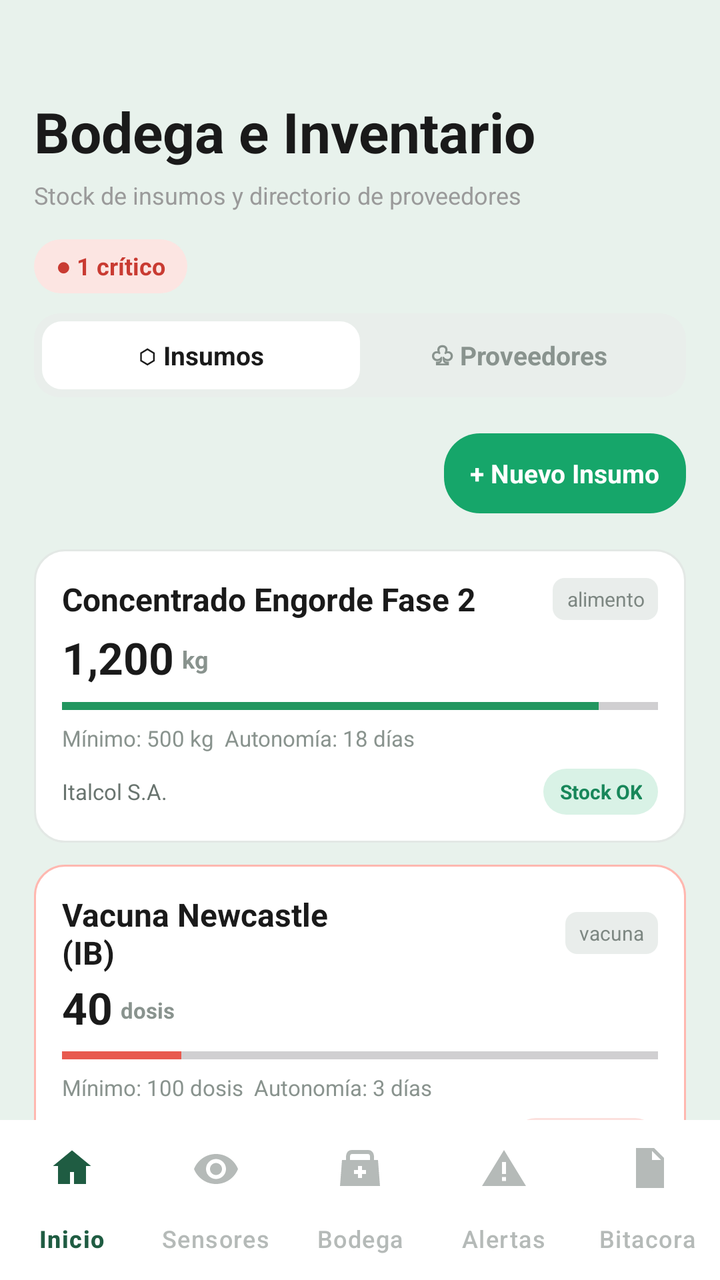
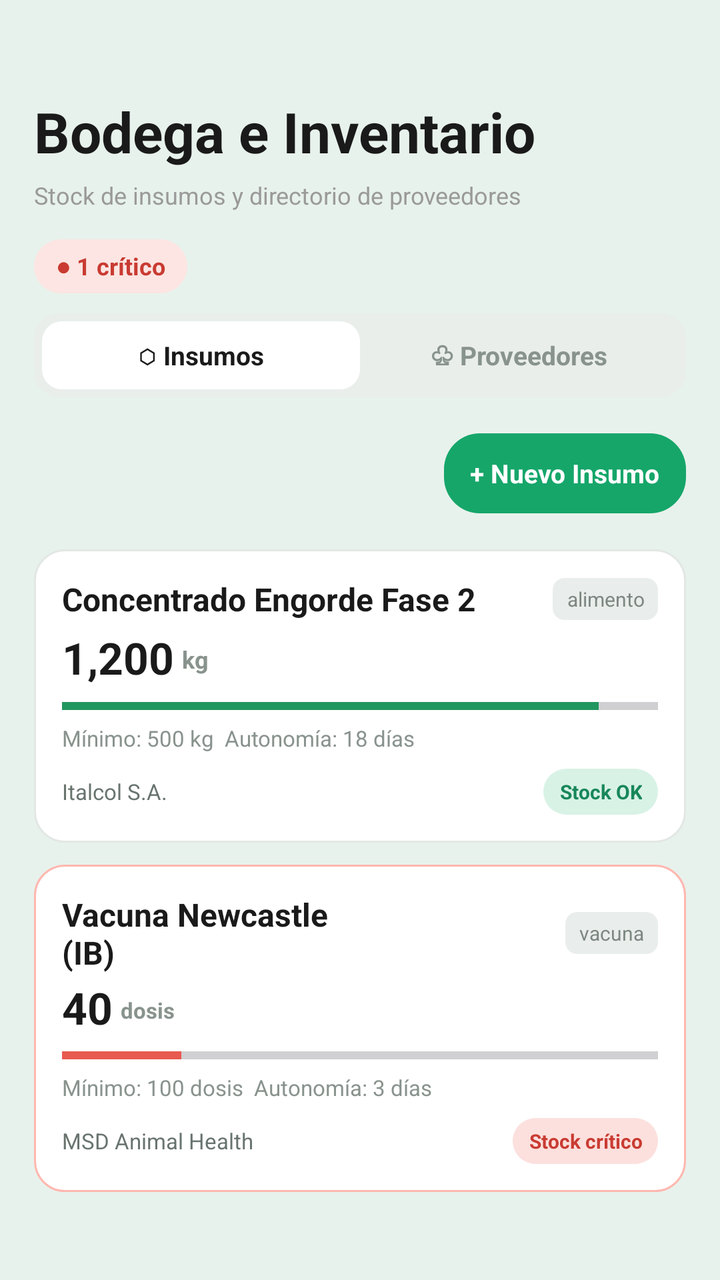

Two renders of the same Android screen: before a commit and after it. Below are the layout's source before the change and the commit's diff.
<!-- AndroidManifest.xml: application theme Theme.Avisensandroid -->
<!-- res/layout/po03_bodega_op.xml -->
<?xml version="1.0" encoding="utf-8"?>
<androidx.constraintlayout.widget.ConstraintLayout
    xmlns:android="http://schemas.android.com/apk/res/android"
    xmlns:app="http://schemas.android.com/apk/res-auto"
    android:layout_width="match_parent"
    android:layout_height="match_parent"
    android:background="@color/bg_app">

    
    
    

    <androidx.core.widget.NestedScrollView
        android:id="@+id/scrollBodega"
        android:layout_width="0dp"
        android:layout_height="0dp"
        android:fillViewport="true"
        android:clipToPadding="false"
        android:paddingBottom="90dp"
        app:layout_constraintTop_toTopOf="parent"
        app:layout_constraintBottom_toTopOf="@id/bottomNav"
        app:layout_constraintStart_toStartOf="parent"
        app:layout_constraintEnd_toEndOf="parent">

        <LinearLayout
            android:layout_width="match_parent"
            android:layout_height="wrap_content"
            android:orientation="vertical"
            android:paddingStart="17dp"
            android:layout_marginTop="8dp"
            android:paddingEnd="17dp"
            android:paddingTop="17dp"
            android:paddingBottom="20dp">

            
            
            

            <TextView
                android:layout_width="wrap_content"
                android:layout_height="wrap_content"
                android:text="Bodega e Inventario"
                android:textColor="@color/text_primary"
                android:textSize="28sp"
                android:layout_marginTop="22dp"
                android:textStyle="bold"/>

            <TextView
                android:layout_width="wrap_content"
                android:layout_height="wrap_content"
                android:layout_marginTop="5dp"
                android:text="Stock de insumos y directorio de proveedores"
                android:textColor="@color/text_secondary"
                android:textSize="12sp"/>


            
            
            

            <LinearLayout
                android:layout_width="wrap_content"
                android:layout_height="wrap_content"
                android:layout_marginTop="14dp"
                android:orientation="horizontal">

                

                <TextView
                    android:id="@+id/txtCriticos"
                    android:layout_width="wrap_content"
                    android:layout_height="27dp"
                    android:background="@drawable/bg_bodega_critico"
                    android:gravity="center"
                    android:paddingStart="11dp"
                    android:paddingEnd="11dp"
                    android:text="● 1 crítico"
                    android:textColor="#C93B32"
                    android:textSize="12sp"
                    android:textStyle="bold"/>

            </LinearLayout>


            
            
            

            <LinearLayout
                android:id="@+id/tabsBodega"
                android:layout_width="match_parent"
                android:layout_height="42dp"
                android:layout_marginTop="10dp"
                android:background="@drawable/bg_bodega_tabs"
                android:padding="4dp"
                android:orientation="horizontal">

                

                <TextView
                    android:id="@+id/btnInsumos"
                    android:layout_width="0dp"
                    android:layout_height="match_parent"
                    android:layout_weight="1"
                    android:background="@drawable/bg_bodega_tab_selected"
                    android:gravity="center"
                    android:text="⬡ Insumos"
                    android:textColor="@color/text_primary"
                    android:textSize="13sp"
                    android:textStyle="bold"/>

                

                <TextView
                    android:id="@+id/btnProveedores"
                    android:layout_width="0dp"
                    android:layout_height="match_parent"
                    android:layout_weight="1"
                    android:gravity="center"
                    android:text="♧ Proveedores"
                    android:textColor="#89938E"
                    android:textSize="13sp"
                    android:textStyle="bold"/>

            </LinearLayout>


            
            
            

            <LinearLayout
                android:layout_width="match_parent"
                android:layout_height="wrap_content"
                android:gravity="end"
                android:layout_marginTop="10dp">


                <TextView
                    android:id="@+id/btnNuevoInsumo"
                    android:layout_width="wrap_content"
                    android:layout_height="40dp"
                    android:background="@drawable/bg_bodega_nuevo"
                    android:gravity="center"
                    android:paddingStart="13dp"
                    android:paddingEnd="13dp"
                    android:text="+ Nuevo Insumo"
                    android:textColor="@android:color/white"
                    android:textSize="13sp"
                    android:layout_marginTop="8dp"
                    android:textStyle="bold"/>


            </LinearLayout>


            
            
            

            <LinearLayout
                android:id="@+id/cardConcentrado"
                android:layout_width="match_parent"
                android:layout_height="wrap_content"
                android:layout_marginTop="18dp"
                android:background="@drawable/bg_bodega_card"
                android:orientation="vertical"
                android:padding="14dp">

                

                <LinearLayout
                    android:layout_width="match_parent"
                    android:layout_height="wrap_content"
                    android:gravity="center_vertical"
                    android:orientation="horizontal">

                    <TextView
                        android:layout_width="0dp"
                        android:layout_height="wrap_content"
                        android:layout_weight="1"
                        android:text="Concentrado Engorde Fase 2"
                        android:textColor="@color/text_primary"
                        android:textSize="16sp"
                        android:textStyle="bold"/>

                    <TextView
                        android:layout_width="wrap_content"
                        android:layout_height="21dp"
                        android:background="@drawable/bg_bodega_tipo"
                        android:gravity="center"
                        android:paddingStart="7dp"
                        android:paddingEnd="7dp"
                        android:text="alimento"
                        android:textColor="#7D8782"
                        android:textSize="10sp"/>

                </LinearLayout>


                

                <LinearLayout
                    android:layout_width="wrap_content"
                    android:layout_height="wrap_content"
                    android:layout_marginTop="4dp"
                    android:gravity="bottom"
                    android:orientation="horizontal">

                    <TextView
                        android:id="@+id/txtCantidadAlimento"
                        android:layout_width="wrap_content"
                        android:layout_height="wrap_content"
                        android:text="1,200"
                        android:textColor="@color/text_primary"
                        android:textSize="22sp"
                        android:textStyle="bold"/>

                    <TextView
                        android:layout_width="wrap_content"
                        android:layout_height="wrap_content"
                        android:layout_marginStart="4dp"
                        android:layout_marginBottom="3dp"
                        android:text="kg"
                        android:textColor="#89938E"
                        android:textSize="12sp"
                        android:textStyle="bold"/>

                </LinearLayout>


                

                <ProgressBar
                    android:id="@+id/progressAlimento"
                    style="?android:attr/progressBarStyleHorizontal"
                    android:layout_width="match_parent"
                    android:layout_height="7dp"
                    android:layout_marginTop="6dp"
                    android:max="100"
                    android:progress="90"
                    android:progressTint="#22965F"
                    android:backgroundTint="#E8ECEA"/>


                

                <TextView
                    android:layout_width="wrap_content"
                    android:layout_height="wrap_content"
                    android:layout_marginTop="5dp"
                    android:text="Mínimo: 500 kg  Autonomía: 18 días"
                    android:textColor="#89938E"
                    android:textSize="11sp"/>


                

                <LinearLayout
                    android:layout_width="match_parent"
                    android:layout_height="wrap_content"
                    android:layout_marginTop="8dp"
                    android:gravity="center_vertical"
                    android:orientation="horizontal">

                    <TextView
                        android:layout_width="0dp"
                        android:layout_height="wrap_content"
                        android:layout_weight="1"
                        android:text="Italcol S.A."
                        android:textColor="#69746F"
                        android:textSize="11sp"/>

                    <TextView
                        android:id="@+id/txtStockOk"
                        android:layout_width="wrap_content"
                        android:layout_height="23dp"
                        android:background="@drawable/bg_stock_ok"
                        android:gravity="center"
                        android:paddingStart="8dp"
                        android:paddingEnd="8dp"
                        android:text="Stock OK"
                        android:textColor="#18875A"
                        android:textSize="10sp"
                        android:textStyle="bold"/>

                </LinearLayout>

            </LinearLayout>


            
            
            

            <LinearLayout
                android:id="@+id/cardVacuna"
                android:layout_width="match_parent"
                android:layout_height="wrap_content"
                android:layout_marginTop="11dp"
                android:background="@drawable/bg_bodega_card_critico"
                android:orientation="vertical"
                android:padding="14dp">

                

                <LinearLayout
                    android:layout_width="match_parent"
                    android:layout_height="wrap_content"
                    android:gravity="center_vertical"
                    android:orientation="horizontal">

                    <TextView
                        android:layout_width="0dp"
                        android:layout_height="wrap_content"
                        android:layout_weight="1"
                        android:text="Vacuna Newcastle\n(IB)"
                        android:textColor="@color/text_primary"
                        android:textSize="16sp"
                        android:textStyle="bold"/>

                    <TextView
                        android:layout_width="wrap_content"
                        android:layout_height="21dp"
                        android:background="@drawable/bg_bodega_tipo"
                        android:gravity="center"
                        android:paddingStart="7dp"
                        android:paddingEnd="7dp"
                        android:text="vacuna"
                        android:textColor="#7D8782"
                        android:textSize="10sp"/>

                </LinearLayout>


                

                <LinearLayout
                    android:layout_width="wrap_content"
                    android:layout_height="wrap_content"
                    android:layout_marginTop="2dp"
                    android:gravity="bottom"
                    android:orientation="horizontal">

                    <TextView
                        android:id="@+id/txtCantidadVacuna"
                        android:layout_width="wrap_content"
                        android:layout_height="wrap_content"
                        android:text="40"
                        android:textColor="@color/text_primary"
                        android:textSize="22sp"
                        android:textStyle="bold"/>

                    <TextView
                        android:layout_width="wrap_content"
                        android:layout_height="wrap_content"
                        android:layout_marginStart="4dp"
                        android:layout_marginBottom="3dp"
                        android:text="dosis"
                        android:textColor="#89938E"
                        android:textSize="11sp"
                        android:textStyle="bold"/>

                </LinearLayout>


                

                <ProgressBar
                    android:id="@+id/progressVacuna"
                    style="?android:attr/progressBarStyleHorizontal"
                    android:layout_width="match_parent"
                    android:layout_height="7dp"
                    android:layout_marginTop="6dp"
                    android:max="100"
                    android:progress="20"
                    android:progressTint="#E85A4F"
                    android:backgroundTint="#E8ECEA"/>


                

                <TextView
                    android:layout_width="wrap_content"
                    android:layout_height="wrap_content"
                    android:layout_marginTop="5dp"
                    android:text="Mínimo: 100 dosis  Autonomía: 3 días"
                    android:textColor="#89938E"
                    android:textSize="11sp"/>


                

                <LinearLayout
                    android:layout_width="match_parent"
                    android:layout_height="wrap_content"
                    android:layout_marginTop="8dp"
                    android:gravity="center_vertical"
                    android:orientation="horizontal">

                    <TextView
                        android:layout_width="0dp"
                        android:layout_height="wrap_content"
                        android:layout_weight="1"
                        android:text="MSD Animal Health"
                        android:textColor="#69746F"
                        android:textSize="11sp"/>

                    <TextView
                        android:id="@+id/txtStockCritico"
                        android:layout_width="wrap_content"
                        android:layout_height="23dp"
                        android:background="@drawable/bg_stock_critico"
                        android:gravity="center"
                        android:paddingStart="8dp"
                        android:paddingEnd="8dp"
                        android:text="Stock crítico"
                        android:textColor="#C93B32"
                        android:textSize="10sp"
                        android:textStyle="bold"/>

                </LinearLayout>

            </LinearLayout>

        </LinearLayout>

    </androidx.core.widget.NestedScrollView>


    
    
    

    <com.google.android.material.bottomnavigation.BottomNavigationView
        android:id="@+id/bottomNav"
        android:layout_width="0dp"
        android:layout_height="wrap_content"
        android:background="@color/white"
        app:itemIconTint="@color/nav_item_color"
        app:itemTextColor="@color/nav_item_color"
        app:itemRippleColor="@android:color/transparent"
        app:labelVisibilityMode="labeled"
        app:menu="@menu/bottom_nav_menu"
        app:layout_constraintBottom_toBottomOf="parent"
        app:layout_constraintStart_toStartOf="parent"
        app:layout_constraintEnd_toEndOf="parent"/>

</androidx.constraintlayout.widget.ConstraintLayout>
<!-- resources referenced by this layout -->
<resources>
  <color name="bg_app">#E8F2EC</color>
  <color name="text_primary">#1A1A1A</color>
  <color name="text_secondary">#9A9A9A</color>
  <color name="white">#FFFFFF</color>
  <!-- drawable bg_bodega_card (drawable) -->
  <?xml version="1.0" encoding="utf-8"?>
  <shape xmlns:android="http://schemas.android.com/apk/res/android"
      android:shape="rectangle">
  
      <solid android:color="@color/white"/>
  
      <corners android:radius="15dp"/>
  
      <stroke
          android:width="1dp"
          android:color="#E3E8E5"/>
  
  </shape>
  <!-- drawable bg_bodega_card_critico (drawable) -->
  <?xml version="1.0" encoding="utf-8"?>
  <shape xmlns:android="http://schemas.android.com/apk/res/android"
      android:shape="rectangle">
  
      <solid android:color="@color/white"/>
  
      <corners android:radius="15dp"/>
  
      <stroke
          android:width="1dp"
          android:color="#FFB8B0"/>
  
  </shape>
  <!-- drawable bg_bodega_critico (drawable) -->
  <?xml version="1.0" encoding="utf-8"?>
  <shape xmlns:android="http://schemas.android.com/apk/res/android"
      android:shape="rectangle">
  
      <solid android:color="#FCE5E2"/>
  
      <corners android:radius="15dp"/>
  
  </shape>
  <!-- drawable bg_bodega_nuevo (drawable) -->
  <?xml version="1.0" encoding="utf-8"?>
  <shape xmlns:android="http://schemas.android.com/apk/res/android"
      android:shape="rectangle">
  
      <solid android:color="#16A66A"/>
  
      <corners android:radius="18dp"/>
  
  </shape>
  <!-- drawable bg_bodega_tab_selected (drawable) -->
  <?xml version="1.0" encoding="utf-8"?>
  <shape xmlns:android="http://schemas.android.com/apk/res/android"
      android:shape="rectangle">
  
      <solid android:color="@color/white"/>
  
      <corners android:radius="10dp"/>
  
  </shape>
  <!-- drawable bg_bodega_tabs (drawable) -->
  <?xml version="1.0" encoding="utf-8"?>
  <shape xmlns:android="http://schemas.android.com/apk/res/android"
      android:shape="rectangle">
  
      <solid android:color="#E9EEEB"/>
  
      <corners android:radius="13dp"/>
  
  </shape>
  <!-- drawable bg_bodega_tipo (drawable) -->
  <?xml version="1.0" encoding="utf-8"?>
  <shape xmlns:android="http://schemas.android.com/apk/res/android"
      android:shape="rectangle">
  
      <solid android:color="#E9EDEB"/>
  
      <corners android:radius="6dp"/>
  
  </shape>
  <!-- drawable bg_stock_critico (drawable) -->
  <?xml version="1.0" encoding="utf-8"?>
  <shape xmlns:android="http://schemas.android.com/apk/res/android"
      android:shape="rectangle">
  
      <solid android:color="#FCE0DD"/>
  
      <corners android:radius="15dp"/>
  
  </shape>
  <!-- drawable bg_stock_ok (drawable) -->
  <?xml version="1.0" encoding="utf-8"?>
  <shape xmlns:android="http://schemas.android.com/apk/res/android"
      android:shape="rectangle">
  
      <solid android:color="#D9F2E6"/>
  
      <corners android:radius="15dp"/>
  
  </shape>
  <style name="Theme.Avisensandroid" parent="Base.Theme.Avisensandroid" />
  <style name="Base.Theme.Avisensandroid" parent="Theme.Material3.DayNight.NoActionBar">
          
          
      </style>
</resources>

<!-- the commit's change to res/layout/po03_bodega_op.xml (unified diff, before → after) -->
@@ -18,7 +18,7 @@
         android:clipToPadding="false"
         android:paddingBottom="90dp"
         app:layout_constraintTop_toTopOf="parent"
-        app:layout_constraintBottom_toTopOf="@id/bottomNav"
+        app:layout_constraintBottom_toBottomOf="parent"
         app:layout_constraintStart_toStartOf="parent"
         app:layout_constraintEnd_toEndOf="parent">
 
@@ -426,24 +426,4 @@
         </LinearLayout>
 
     </androidx.core.widget.NestedScrollView>
-
-
-    
-    
-    
-
-    <com.google.android.material.bottomnavigation.BottomNavigationView
-        android:id="@+id/bottomNav"
-        android:layout_width="0dp"
-        android:layout_height="wrap_content"
-        android:background="@color/white"
-        app:itemIconTint="@color/nav_item_color"
-        app:itemTextColor="@color/nav_item_color"
-        app:itemRippleColor="@android:color/transparent"
-        app:labelVisibilityMode="labeled"
-        app:menu="@menu/bottom_nav_menu"
-        app:layout_constraintBottom_toBottomOf="parent"
-        app:layout_constraintStart_toStartOf="parent"
-        app:layout_constraintEnd_toEndOf="parent"/>
-
 </androidx.constraintlayout.widget.ConstraintLayout>
